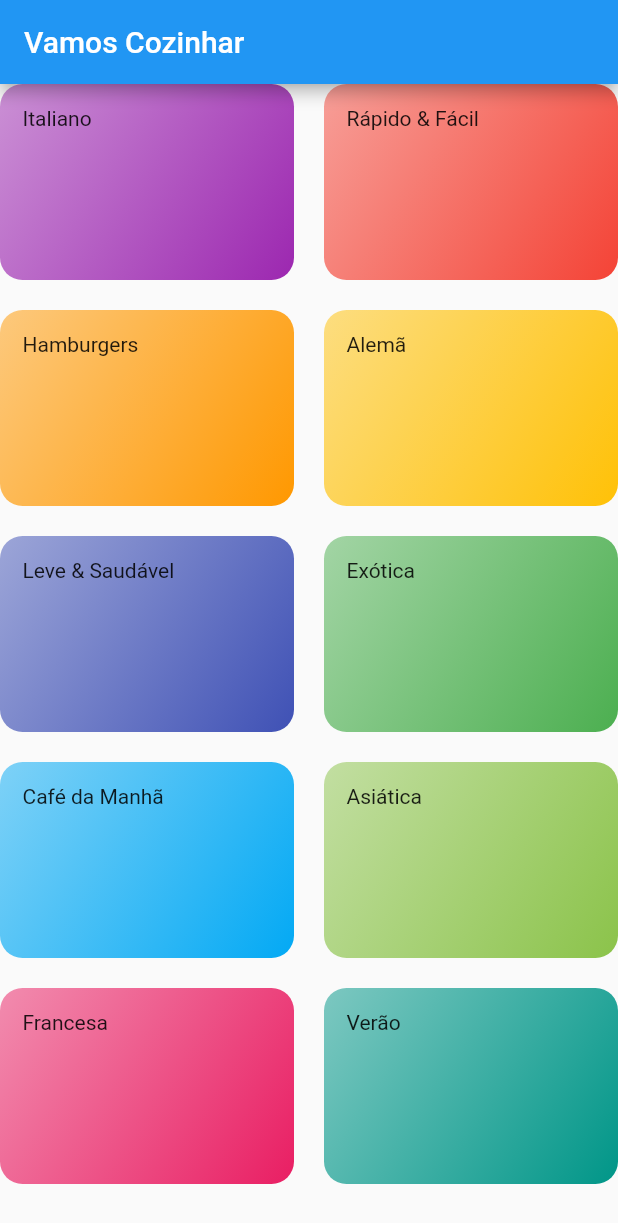
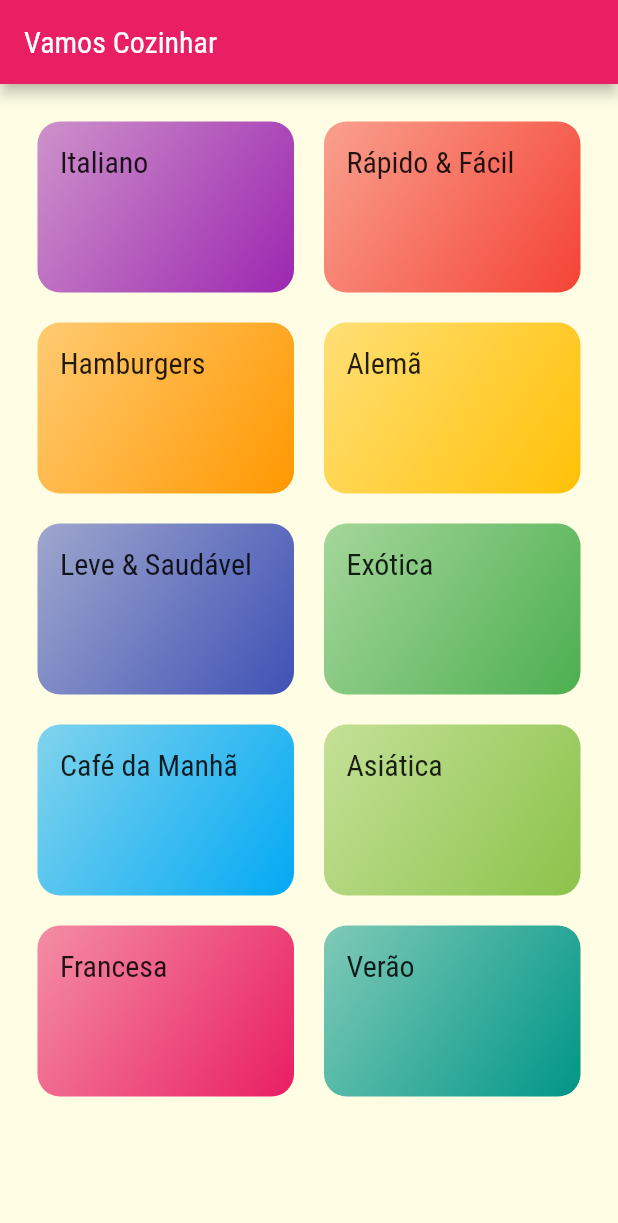
Before and after one commit to felixvicent/meals, a Flutter app: the screen it shows after launch, on a phone screen of 412 x 824 dp. Shown: the top 1223 px of the screen. Run offline on Flutter 3.47's test engine with Material 2 defaults, Android fonts, the phone set to English and light mode, and no system bars.

Commit message:
Add theme & fonts

```diff
--- a/lib/components/category_item.dart
+++ b/lib/components/category_item.dart
@@ -1,4 +1,4 @@
-// ignore_for_file: use_key_in_widget_constructors, avoid_unnecessary_containers, prefer_const_constructors
+// ignore_for_file: use_key_in_widget_constructors
 
 import 'package:flutter/material.dart';
 import 'package:meals/models/category.dart';
@@ -11,14 +11,21 @@ class CategoryItem extends StatelessWidget {
   @override
   Widget build(BuildContext context) {
     return Container(
-      padding: EdgeInsets.all(15),
-      child: Text(category.title),
+      padding: const EdgeInsets.all(15),
+      child: Text(
+        category.title,
+        style: Theme.of(context).textTheme.headline6,
+      ),
       decoration: BoxDecoration(
         borderRadius: BorderRadius.circular(15),
-        gradient: LinearGradient(colors: [
-          category.color.withOpacity(0.5),
-          category.color,
-        ], begin: Alignment.topLeft, end: Alignment.bottomRight),
+        gradient: LinearGradient(
+          colors: [
+            category.color.withOpacity(0.5),
+            category.color,
+          ],
+          begin: Alignment.topLeft,
+          end: Alignment.bottomRight,
+        ),
       ),
     );
   }
--- a/lib/main.dart
+++ b/lib/main.dart
@@ -1,4 +1,4 @@
-// ignore_for_file: use_key_in_widget_constructors, prefer_const_constructors
+// ignore_for_file: use_key_in_widget_constructors, prefer_const_constructors, deprecated_member_use
 
 import 'package:flutter/material.dart';
 import 'package:meals/screens/categories_screens.dart';
@@ -13,7 +13,15 @@ class MyApp extends StatelessWidget {
     return MaterialApp(
       title: 'DeliMeals',
       theme: ThemeData(
-        primarySwatch: Colors.blue,
+        primarySwatch: Colors.pink,
+        accentColor: Colors.amber,
+        fontFamily: 'Raleway',
+        canvasColor: Color.fromRGBO(255, 254, 229, 1),
+        textTheme: ThemeData.light().textTheme.copyWith(
+                headline6: TextStyle(
+              fontSize: 20,
+              fontFamily: "RobotoCondensed",
+            )),
       ),
       home: CategoriesScreen(),
     );
--- a/lib/screens/categories_screens.dart
+++ b/lib/screens/categories_screens.dart
@@ -12,6 +12,7 @@ class CategoriesScreen extends StatelessWidget {
         title: Text('Vamos Cozinhar'),
       ),
       body: GridView(
+        padding: EdgeInsets.all(25),
         gridDelegate: SliverGridDelegateWithMaxCrossAxisExtent(
           maxCrossAxisExtent: 200,
           childAspectRatio: 3 / 2,
```
Also changed, not shown: pubspec.yaml (+17 -11 lines), assets/fonts/Raleway-Black.ttf (added), assets/fonts/Raleway-Bold.ttf (added), assets/fonts/Raleway-Regular.ttf (added), assets/fonts/RobotoCondensed-Bold.ttf (added), assets/fonts/RobotoCondensed-Italic.ttf (added), assets/fonts/RobotoCondensed-Light.ttf (added), assets/fonts/RobotoCondensed-Regular.ttf (added).
